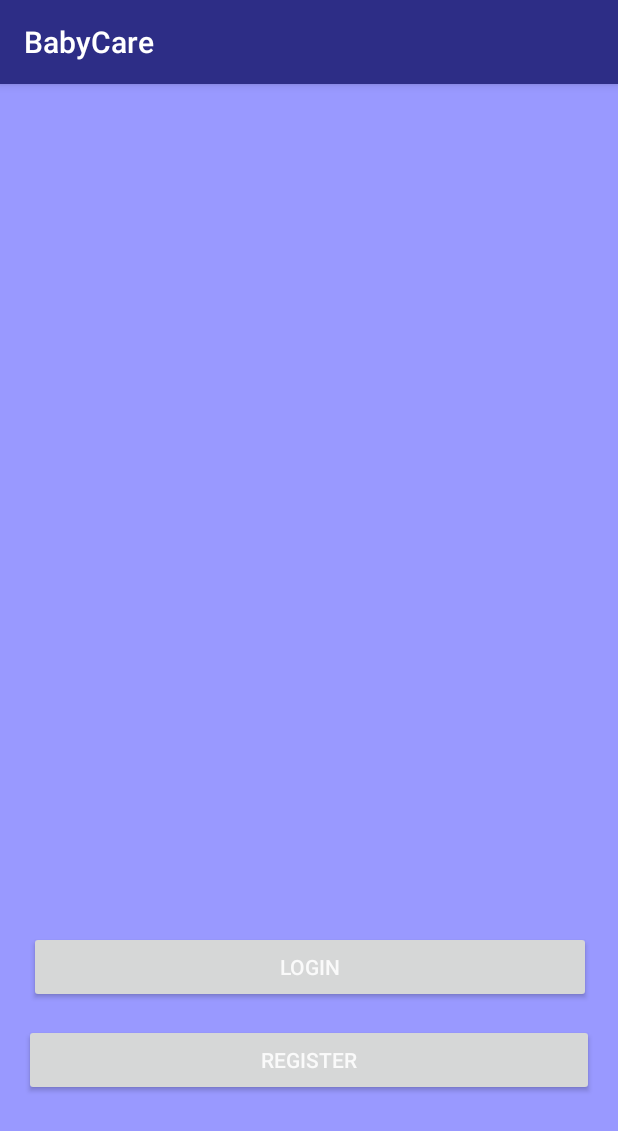
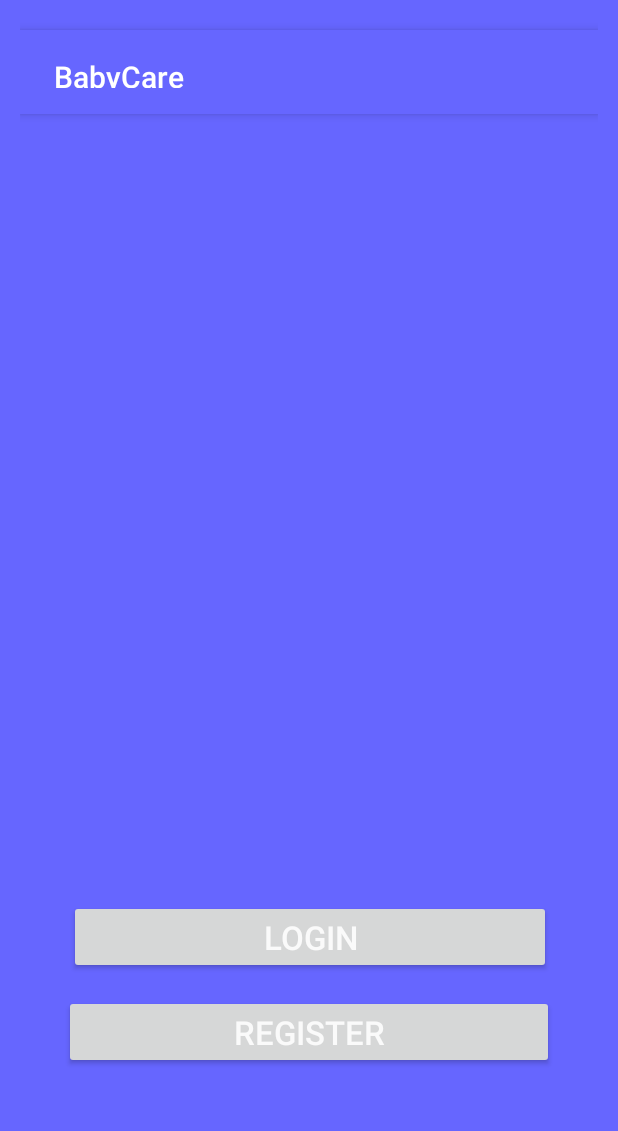
Before and after one commit to ShadiBlizzard/BabyCare, an Android app: the screen it shows after launch (MainActivity), on a phone screen of 412 x 824 dp. Shown: the top 1131 px of the screen. Run offline under Robolectric (Android 15) with nearby library versions, the phone set to English and light mode, and no system bars.

Commit message:
trying some style shits

```diff
--- a/app/src/main/AndroidManifest.xml
+++ b/app/src/main/AndroidManifest.xml
@@ -29,6 +29,6 @@
     </application>
 
     <!--adding internet connection permission-->
-    <uses-permission android:name="android.permission.INTERNET"></uses-permission>
+    <uses-permission android:name="android.permission.INTERNET"/>
 
 </manifest>
--- /dev/null
+++ b/app/src/main/res/drawable/button.xml
@@ -0,0 +1,19 @@
+<?xml version="1.0" encoding="utf-8"?>
+<selector xmlns:android="http://schemas.android.com/apk/res/android">
+
+        <item
+            android:state_enabled="false"
+            android:drawable="@drawable/button_disabled"/>
+        <item
+            android:state_pressed="true"
+            android:state_enabled="true"
+            android:drawable="@drawable/button_pressed"/>
+        <item
+            android:state_focused="true"
+            android:state_enabled="true"
+            android:drawable="@drawable/button_focused"/>
+        <item
+            android:state_enabled="true"
+            android:drawable="@drawable/button_enabled"/>
+
+</selector>
--- /dev/null
+++ b/app/src/main/res/drawable/button_disabled.xml
@@ -0,0 +1,12 @@
+<?xml version="1.0" encoding="utf-8"?>
+<shape xmlns:android="http://schemas.android.com/apk/res/android" android:shape="rectangle">
+    <padding
+        android:bottom="7dp"
+        android:left="7dp"
+        android:right="7dp"
+        android:top="7dp"/>
+    <solid
+        android:color="@color/button_babycare_disabled"/>
+
+
+</shape>
--- /dev/null
+++ b/app/src/main/res/drawable/button_enabled.xml
@@ -0,0 +1,12 @@
+<?xml version="1.0" encoding="utf-8"?>
+<shape xmlns:android="http://schemas.android.com/apk/res/android" android:shape="rectangle">
+    <padding
+        android:bottom="7dp"
+        android:left="7dp"
+        android:right="7dp"
+        android:top="7dp"/>
+    <solid
+        android:color="@color/button_babycare_normal"/>
+
+
+</shape>
--- /dev/null
+++ b/app/src/main/res/drawable/button_focused.xml
@@ -0,0 +1,12 @@
+<?xml version="1.0" encoding="utf-8"?>
+<shape xmlns:android="http://schemas.android.com/apk/res/android" android:shape="rectangle">
+    <padding
+        android:bottom="7dp"
+        android:left="7dp"
+        android:right="7dp"
+        android:top="7dp"/>
+    <solid
+        android:color="@color/colorAccent"/>
+
+
+</shape>
--- /dev/null
+++ b/app/src/main/res/drawable/button_pressed.xml
@@ -0,0 +1,12 @@
+<?xml version="1.0" encoding="utf-8"?>
+<shape xmlns:android="http://schemas.android.com/apk/res/android" android:shape="rectangle">
+    <padding
+        android:bottom="7dp"
+        android:left="7dp"
+        android:right="7dp"
+        android:top="7dp"/>
+    <solid
+        android:color="@color/button_babycare_pressed"/>
+
+
+</shape>
--- a/app/src/main/res/values/colors.xml
+++ b/app/src/main/res/values/colors.xml
@@ -5,7 +5,9 @@
     <color name="colorAccent">#FF4081</color>
     <color name="babycare_background">#9999ff</color>
     <color name="text_color_babycare">#ddffffff</color>
-    <color name="button_babycare">#6666ff</color>
+    <color name="button_babycare_normal">#6666ff</color>
+    <color name="button_babycare_pressed">#002699</color>
+    <color name="button_babycare_disabled">#9999ff</color>
     <color name="toolbar2">#2d2d86</color>
 
 </resources>
--- a/app/src/main/res/values/styles.xml
+++ b/app/src/main/res/values/styles.xml
@@ -12,9 +12,12 @@
     <style name="BabyCare" parent="Theme.AppCompat.Light.DarkActionBar" >
         <item name="android:colorBackground">@color/babycare_background</item>
         <item name="android:textColorPrimary">@color/text_color_babycare</item>
+        <item name="android:textSize">22dp</item>
         <item name="colorPrimaryDark">@color/toolbar2</item>
         <item name="colorPrimary">@color/toolbar2</item>
-        <item name="colorAccent">@color/colorAccent</item>
+        <item name="colorAccent">@color/button_babycare_normal</item>
+        <item name="android:background">@drawable/button</item>
+        <item name="android:textColorSecondaryInverse">@color/colorAccent</item>
     </style>
 
     <style name="TextAppearance.AppCompat.Button.Custom">
--- /dev/null
+++ b/app/src/main/res/values/themes.xml
@@ -0,0 +1,6 @@
+<?xml version="1.0" encoding="utf-8"?>
+<resources>
+    <style name="BabyCare." parent="Theme.AppCompat.Light.DarkActionBar">
+        <item name="android:buttonStyle">@style/BabyCare</item>
+    </style>
+</resources>
```
Also changed, not shown: 21 other files.
